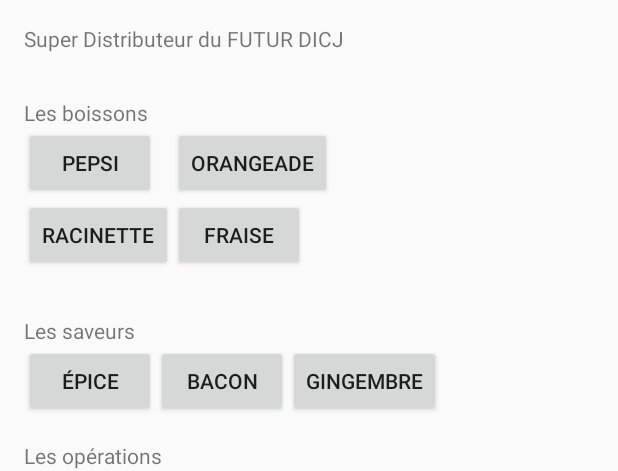
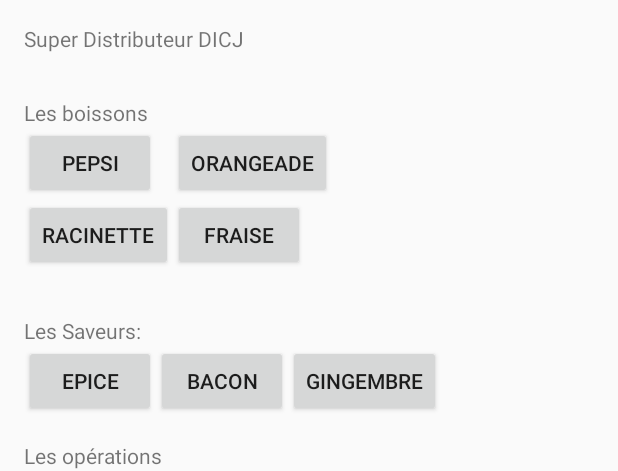
Before and after one commit to argiraud/distributeur, an Android app: the layout activity_main.xml on its own in the app's theme, with its tools: preview values and no code run, on a phone screen of 412 x 824 dp. Shown: the top 471 px of the screen. Run offline under Robolectric (Android 15) with nearby library versions, the phone set to English and light mode, and no system bars.

```diff
--- a/Distributeur_depart/Distributeur/app/src/main/res/layout/activity_main.xml
+++ b/Distributeur_depart/Distributeur/app/src/main/res/layout/activity_main.xml
@@ -12,7 +12,7 @@
     tools:context="info.dicj.distributeur.MainActivity">
 
     <TextView
-        android:text="Super Distributeur du FUTUR DICJ"
+        android:text="@string/super_distributeur_dicj"
         android:layout_width="match_parent"
         android:layout_height="wrap_content"
         android:id="@+id/textView" />
@@ -23,7 +23,7 @@
         android:layout_marginTop="30dp">
 
         <TextView
-            android:text="Les boissons"
+            android:text="@string/les_boissons"
             android:layout_width="match_parent"
             android:layout_height="wrap_content"
             android:layout_row="0"
@@ -33,7 +33,7 @@
         <Button
             android:layout_width="wrap_content"
             android:layout_height="wrap_content"
-            android:text="Pepsi"
+            android:text="@string/pepsi"
             android:id="@+id/bPepsi"
             android:layout_row="1"
             android:layout_column="0"
@@ -42,7 +42,7 @@
         <Button
             android:layout_width="wrap_content"
             android:layout_height="wrap_content"
-            android:text="Orangeade"
+            android:text="@string/orangeade"
             android:id="@+id/bOrangeade"
             android:layout_row="1"
             android:layout_column="1"
@@ -51,7 +51,7 @@
         <Button
             android:layout_width="wrap_content"
             android:layout_height="wrap_content"
-            android:text="Racinette"
+            android:text="@string/racinette"
             android:id="@+id/bRacinette"
             android:layout_row="2"
             android:layout_column="0"
@@ -60,7 +60,7 @@
         <Button
             android:layout_width="wrap_content"
             android:layout_height="wrap_content"
-            android:text="Fraise"
+            android:text="@string/fraise"
             android:id="@+id/bFraise"
             android:layout_row="2"
             android:layout_column="1"
@@ -73,7 +73,7 @@
         android:layout_marginTop="30dp">
 
         <TextView
-            android:text="Les saveurs"
+            android:text="@string/les_saveurs"
             android:layout_width="match_parent"
             android:layout_height="wrap_content"
             android:layout_row="0"
@@ -82,7 +82,7 @@
         <Button
             android:layout_width="wrap_content"
             android:layout_height="wrap_content"
-            android:text="Épice"
+            android:text="@string/epice"
             android:id="@+id/sEpice"
             android:layout_row="1"
             android:layout_column="0"
@@ -91,7 +91,7 @@
         <Button
             android:layout_width="wrap_content"
             android:layout_height="wrap_content"
-            android:text="Bacon"
+            android:text="@string/bacon"
             android:id="@+id/sBacon"
             android:layout_row="1"
             android:layout_column="1"
@@ -100,7 +100,7 @@
         <Button
             android:layout_width="wrap_content"
             android:layout_height="wrap_content"
-            android:text="Gingembre"
+            android:text="@string/gingembre"
             android:id="@+id/sGingembre"
             android:layout_row="1"
             android:layout_column="2"
@@ -110,26 +110,26 @@
 
     <TextView
         android:paddingTop="@dimen/activity_vertical_margin"
-        android:text="Les opérations"
+        android:text="@string/les_op_rations"
         android:layout_width="match_parent"
         android:layout_height="wrap_content"/>
 
     <Button
         android:layout_width="wrap_content"
         android:layout_height="wrap_content"
-        android:text="Nouveau"
+        android:text="@string/nouveau"
         android:onClick="nouveau" />
 
     <Button
         android:layout_width="wrap_content"
         android:layout_height="wrap_content"
-        android:text="Verser"
+        android:text="@string/verser"
         android:onClick="verser" />
 
     <Button
         android:layout_width="wrap_content"
         android:layout_height="wrap_content"
-        android:text="Verser (mélange précédent)"
+        android:text="@string/verser_melange_precedent"
         android:onClick="reverser" />
 
 </LinearLayout>
--- a/Distributeur_depart/Distributeur/app/src/main/res/values/strings.xml
+++ b/Distributeur_depart/Distributeur/app/src/main/res/values/strings.xml
@@ -9,4 +9,15 @@
     <string name="orangeade">Orangeade</string>
     <string name="pepsi">Pepsi</string>
     <string name="verser_melange_precedent">Verser (mélange précédent)</string>
+    <string name="super_distributeur_dicj">Super Distributeur DICJ</string>
+    <string name="participer_au_sondage">Participer au sondage</string>
+    <string name="inscrire_votre_nom">Inscrire votre nom</string>
+    <string name="j_adore_le_cours">J\'adore le cours</string>
+    <string name="je_n_adore_pas_le_cours">Je n\'adore pas le cours</string>
+    <string name="d_sactiver_l_option_verser_m_lange_pr_c_dent">Désactiver l\'option verser (mélange précédent)</string>
+    <string name="les_op_rations">Les opérations</string>
+    <string name="nouveau">Nouveau</string>
+    <string name="verser">Verser</string>
+    <string name="image_logo">image_logo</string>
+    <string name="les_boissons">Les boissons</string>
 </resources>
```
Also changed, not shown: Distributeur_depart/Distributeur/app/src/main/java/info/dicj/distributeur/MainActivity.java (+38 -1 lines), Distributeur_depart/Distributeur/app/src/main/res/layout/distributeur.xml (+12 -11 lines), 1 other file.
